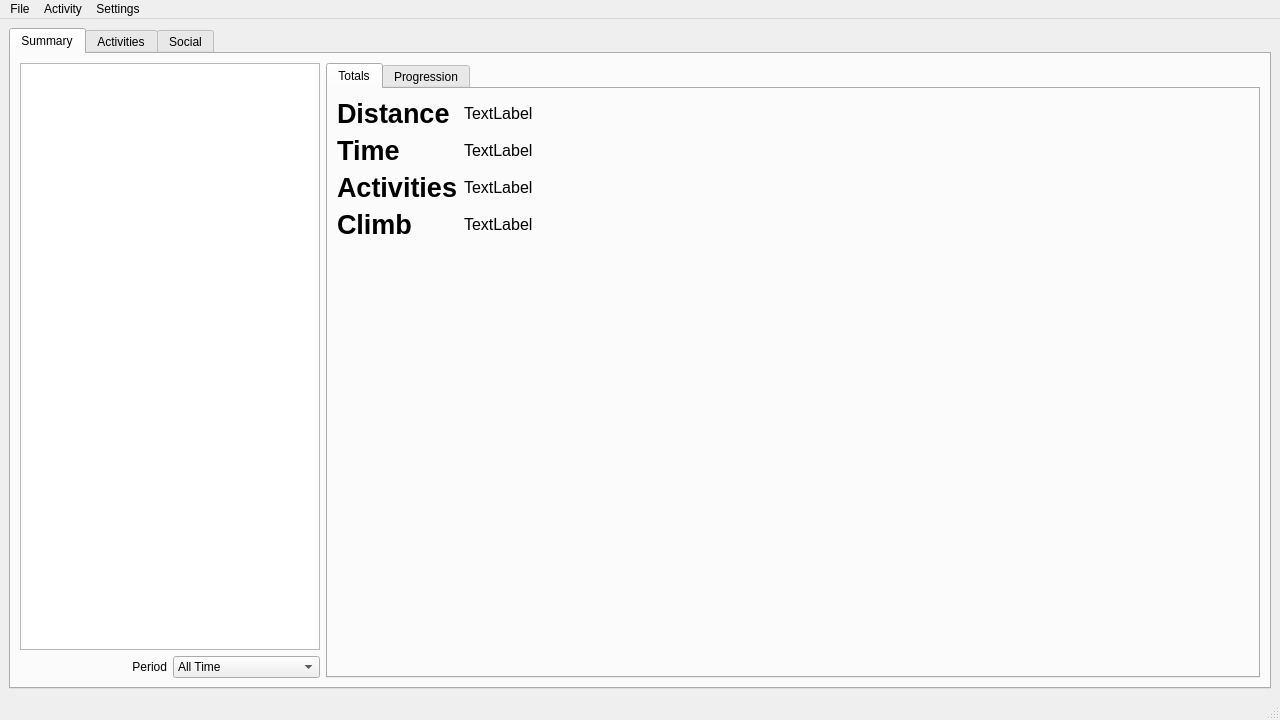
The window that resources/ui/main.ui (TomFryers/activate) describes before a commit, drawn with Qt 5.
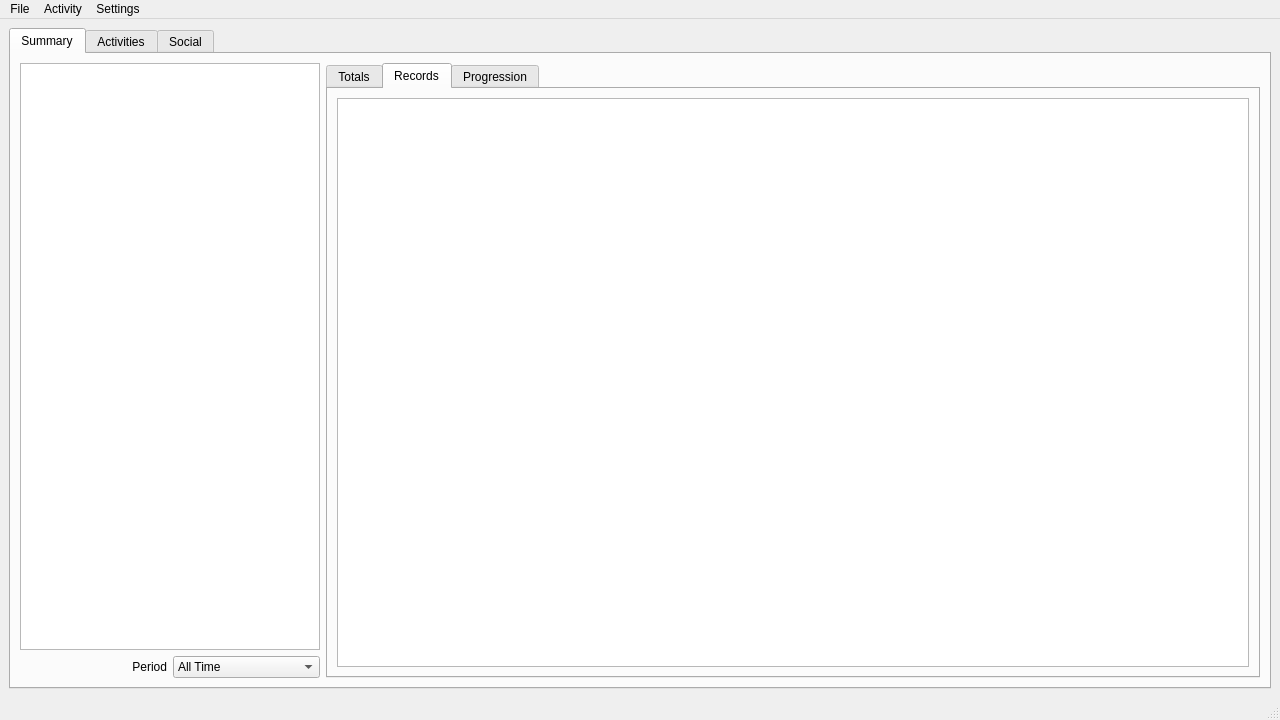
The same window after the commit. The open tabs and pages were chosen to show the change. Custom widgets are drawn as their Qt base class.

Commit message: Add records table

```diff
--- a/resources/ui/main.ui
+++ b/resources/ui/main.ui
@@ -199,6 +199,16 @@
             </item>
            </layout>
           </widget>
+          <widget class="QWidget" name="records_tab">
+           <attribute name="title">
+            <string>Records</string>
+           </attribute>
+           <layout class="QVBoxLayout" name="verticalLayout_2">
+            <item>
+             <widget class="RecordsTable" name="records_table"/>
+            </item>
+           </layout>
+          </widget>
           <widget class="QWidget" name="progression_tab">
            <attribute name="title">
             <string>Progression</string>
@@ -465,6 +475,11 @@
    <extends>QTableWidget</extends>
    <header>activate/app/tables.h</header>
   </customwidget>
+  <customwidget>
+   <class>RecordsTable</class>
+   <extends>QTableWidget</extends>
+   <header>activate/app/tables.h</header>
+  </customwidget>
  </customwidgets>
  <resources/>
  <connections>
```
The commit also changes 4 other files.
